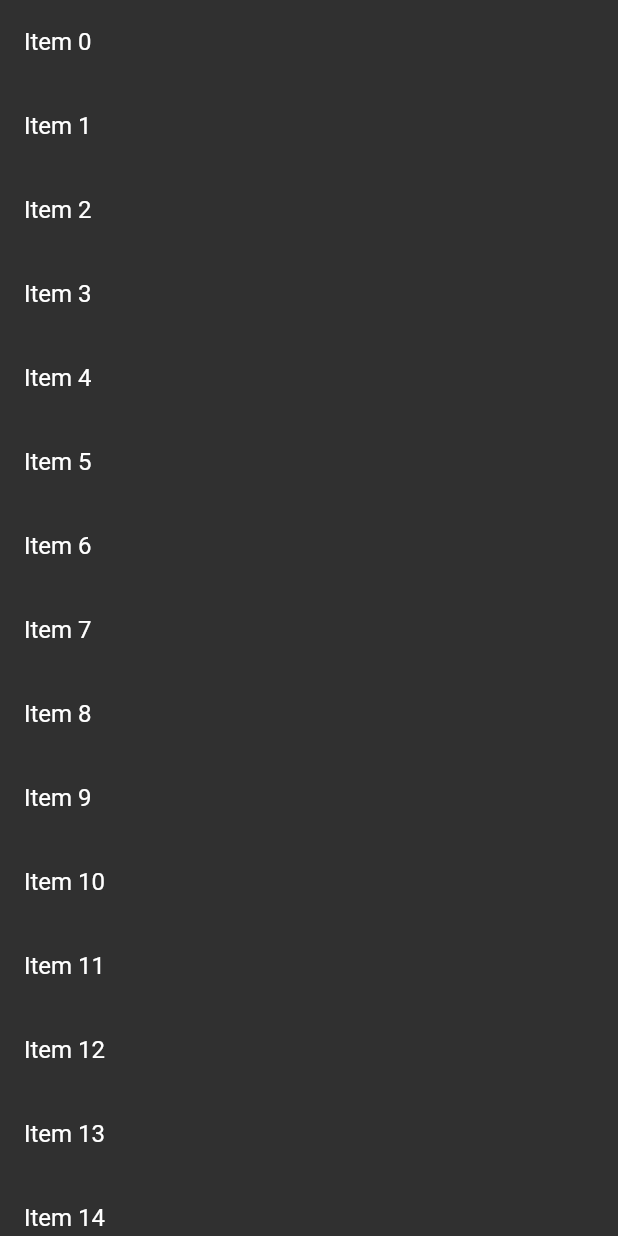
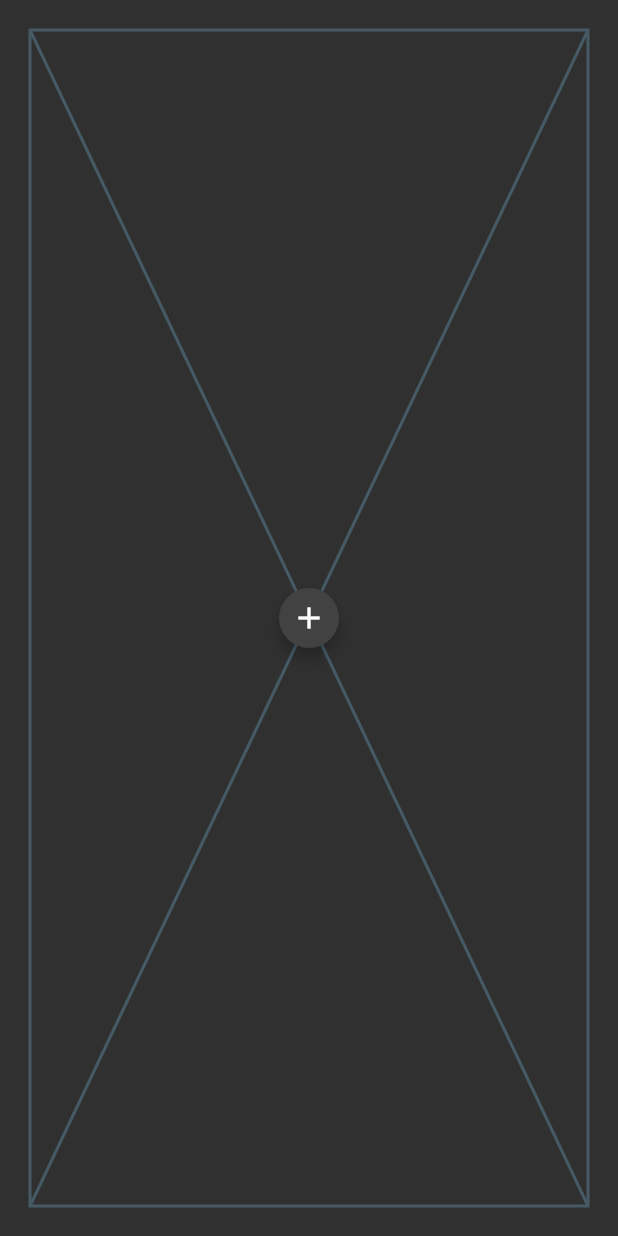
Before and after one commit to stargazing-dino/just_the_tooltip, a Flutter app: the screen it shows after launch, on a phone screen of 412 x 824 dp. Run offline on Flutter 3.47's test engine with Material 2 defaults, Android fonts, the phone set to English and light mode, and no system bars.

Commit message:
Added screenshots

```diff
--- a/example/lib/main.dart
+++ b/example/lib/main.dart
@@ -17,7 +17,77 @@ class MyApp extends StatelessWidget {
 }
 
 // ignore: use_key_in_widget_constructors
-class MyHomePage extends StatelessWidget {
+class MyHomePage extends StatefulWidget {
+  @override
+  State<MyHomePage> createState() => _MyHomePageState();
+}
+
+class _MyHomePageState extends State<MyHomePage>
+    with SingleTickerProviderStateMixin {
+  late final AnimationController controller;
+  late final Animation<double> animation;
+  late final void Function() listener;
+  AxisDirection direction = AxisDirection.right;
+
+  @override
+  void initState() {
+    controller = AnimationController(
+      duration: const Duration(seconds: 8),
+      vsync: this,
+    );
+
+    listener = () {
+      if (animation.value > .75) {
+        if (direction != AxisDirection.right) {
+          setState(() {
+            direction = AxisDirection.right;
+          });
+        }
+        return;
+      }
+      if (animation.value > .50) {
+        if (direction != AxisDirection.down) {
+          setState(() {
+            direction = AxisDirection.down;
+          });
+        }
+        return;
+      }
+      if (animation.value > .25) {
+        if (direction != AxisDirection.left) {
+          setState(() {
+            direction = AxisDirection.left;
+          });
+        }
+        return;
+      } else {
+        if (direction != AxisDirection.up) {
+          setState(() {
+            direction = AxisDirection.up;
+          });
+        }
+      }
+    };
+
+    animation = CurvedAnimation(
+      curve: Curves.linear,
+      parent: controller,
+    )..addListener(listener);
+
+    Future<void>.delayed(const Duration(seconds: 2)).then((value) {
+      controller.repeat();
+    });
+
+    super.initState();
+  }
+
+  @override
+  void dispose() {
+    animation.removeListener(() {});
+    controller.dispose();
+    super.dispose();
+  }
+
   @override
   Widget build(BuildContext context) {
     const margin = EdgeInsets.all(20.0);
@@ -28,95 +98,98 @@ class MyHomePage extends StatelessWidget {
         statusBarBrightness: Brightness.dark,
       ),
       child: Scaffold(
-        body: ListView.builder(
-          itemCount: 30,
-          itemBuilder: (context, index) {
-            if (index == 15) {
-              return JustTheTooltip(
+        body: SizedBox.expand(
+          child: Column(
+            mainAxisSize: MainAxisSize.max,
+            children: [
+              // const SizedBox(height: 2.5),
+              Expanded(
+                child: Stack(
+                  children: [
+                    Container(
+                      margin: margin,
+                      child: const Placeholder(),
+                    ),
+                    Align(
+                      alignment: Alignment.center,
+                      child: JustTheTooltip(
                         tailLength: 20.0,
-                preferredDirection: AxisDirection.down,
-                child: const Material(
-                  color: Colors.blue,
-                  shape: CircleBorder(),
+                        // preferredDirection: AxisDirection.up,
+                        preferredDirection: direction,
+                        margin: margin,
+                        borderRadius: BorderRadius.circular(16.0),
+                        offset: 0,
+                        child: Material(
+                          color: Colors.grey.shade800,
+                          shape: const CircleBorder(),
                           elevation: 4.0,
-                  child: Padding(
+                          child: const Padding(
                             padding: EdgeInsets.all(8.0),
                             child: Icon(
-                      Icons.touch_app,
+                              Icons.add,
                               color: Colors.white,
                             ),
                           ),
                         ),
-                // This is necessary as otherwise the column would only be
-                // constrained by the amount of vertical space
-                content: IntrinsicHeight(
-                  child: Column(
-                    children: [
-                      Container(
-                        height: 120,
-                        color: Colors.blue,
-                        width: double.infinity,
+                        content: const Padding(
+                          padding: EdgeInsets.all(8.0),
+                          child: Text(
+                            'Bacon ipsum dolor amet kevin turducken brisket pastrami, salami ribeye spare ribs tri-tip sirloin shoulder venison shank burgdoggen chicken pork belly. Short loin filet mignon shoulder rump beef ribs meatball kevin.',
                           ),
-                      const SizedBox(height: 8),
-                      const Text(
-                        'Quia ducimus eius magni voluptatibus ut veniam ducimus. Ullam ab qui voluptatibus quos est in. Maiores eos ab magni tempora praesentium libero. Voluptate architecto rerum vel sapiente ducimus aut cumque quibusdam. Consequatur illo et quos vel cupiditate quis dolores at.',
+                        ),
+                      ),
                     ),
                   ],
                 ),
               ),
-              );
-            }
-
-            return ListTile(title: Text('Item $index'));
-          },
+            ],
           ),
-        // body: SizedBox.expand(
-        //   child: Column(
-        //     mainAxisSize: MainAxisSize.max,
-        //     children: [
-        //       // const SizedBox(height: 2.5),
-        //       Expanded(
-        //         child: Stack(
-        //           children: [
-        //             Container(
-        //               margin: margin,
-        //               child: const Placeholder(),
-        //             ),
-        //             Align(
-        //               alignment: Alignment.center,
-        //               child: JustTheTooltip(
-        //                 tailLength: 20.0,
-        //                 preferredDirection: AxisDirection.down,
-        //                 margin: margin,
-        //                 borderRadius: BorderRadius.circular(16.0),
-        //                 offset: 0,
-        //                 child: Material(
-        //                   color: Colors.grey.shade800,
-        //                   shape: const CircleBorder(),
-        //                   elevation: 4.0,
-        //                   child: const Padding(
-        //                     padding: EdgeInsets.all(8.0),
-        //                     child: Icon(
-        //                       Icons.add,
-        //                       color: Colors.white,
-        //                     ),
-        //                   ),
-        //                 ),
-        //                 content: const Padding(
-        //                   padding: EdgeInsets.all(8.0),
-        //                   child: Text(
-        //                     'Lorem ipsum dolor sit amet, consectetur adipiscing elit. Donec ut auctor mi. Ut eros orci, rhoncus in cursus ut, mollis vel velit. Curabitur in finibus massa. Sed posuere placerat lectus non finibus. Quisque ultricies aliquet felis, sit amet semper nisi tempor at. Integer auctor quam neque. Nulla mollis justo ac ex vulputate, in mollis sem fringilla.',
-        //                   ),
-        //                 ),
-        //               ),
-        //             ),
-        //           ],
-        //         ),
-        //       ),
-        //     ],
-        //   ),
-        // ),
+        ),
       ),
     );
   }
 }
+
+// Scroll example
+// body: ListView.builder(
+//   itemCount: 30,
+//   itemBuilder: (context, index) {
+//     if (index == 15) {
+//       return JustTheTooltip(
+//         tailLength: 10.0,
+//         preferredDirection: AxisDirection.down,
+//         child: const Material(
+//           color: Colors.blue,
+//           shape: CircleBorder(),
+//           elevation: 4.0,
+//           child: Padding(
+//             padding: EdgeInsets.all(8.0),
+//             child: Icon(
+//               Icons.touch_app,
+//               color: Colors.white,
+//             ),
+//           ),
+//         ),
+//         // This is necessary as otherwise the column would only be
+//         // constrained by the amount of vertical space
+//         content: IntrinsicHeight(
+//           child: Column(
+//             children: [
+//               Container(
+//                 height: 120,
+//                 color: Colors.blue,
+//                 width: double.infinity,
+//               ),
+//               const SizedBox(height: 8),
+//               const Text(
+//                 'Quia ducimus eius magni voluptatibus ut veniam ducimus. Ullam ab qui voluptatibus quos est in. Maiores eos ab magni tempora praesentium libero. Voluptate architecto rerum vel sapiente ducimus aut cumque quibusdam. Consequatur illo et quos vel cupiditate quis dolores at.',
+//               ),
+//             ],
+//           ),
+//         ),
+//       );
+//     }
+
+//     return ListTile(title: Text('Item $index'));
+//   },
+// ),
--- a/lib/src/tooltip_overlay.dart
+++ b/lib/src/tooltip_overlay.dart
@@ -267,14 +267,14 @@ class _RenderTooltipOverlay extends RenderShiftedBox {
         break;
       case AxisDirection.left:
         quadrantConstrained = constraints.copyWith(
-          maxHeight: constraints.maxHeight - margin.horizontal,
+          maxHeight: constraints.maxHeight - margin.vertical,
           maxWidth:
               target.dx - margin.left - targetWidthRadius - offset - tailLength,
         );
         break;
       case AxisDirection.right:
         quadrantConstrained = constraints.copyWith(
-          maxHeight: constraints.maxHeight - margin.horizontal,
+          maxHeight: constraints.maxHeight - margin.vertical,
           maxWidth: constraints.maxWidth -
               margin.right -
               target.dx -
@@ -285,6 +285,7 @@ class _RenderTooltipOverlay extends RenderShiftedBox {
         break;
     }
 
+    // FIXME: Why doesn't this break when the child size is overbound?
     _child.layout(
       quadrantConstrained,
       parentUsesSize: true,
@@ -432,6 +433,8 @@ class _RenderTooltipOverlay extends RenderShiftedBox {
 
         final _target = target.translate(0, -offset - targetHeightRadius);
 
+        assert(rect.bottom == _target.dy - tailLength);
+
         x = _target.dx;
         y = _target.dy;
 
@@ -482,7 +485,7 @@ class _RenderTooltipOverlay extends RenderShiftedBox {
 
         final _target = target.translate(-offset - targetWidthRadius, 0.0);
 
-        // assert(rect.right == _target.dx - tailLength);
+        assert(rect.right == _target.dx - tailLength);
 
         x = _target.dx;
         y = _target.dy;
```
Also changed, not shown: 3 other files. Lines whose indentation alone changed are shown as unchanged.
